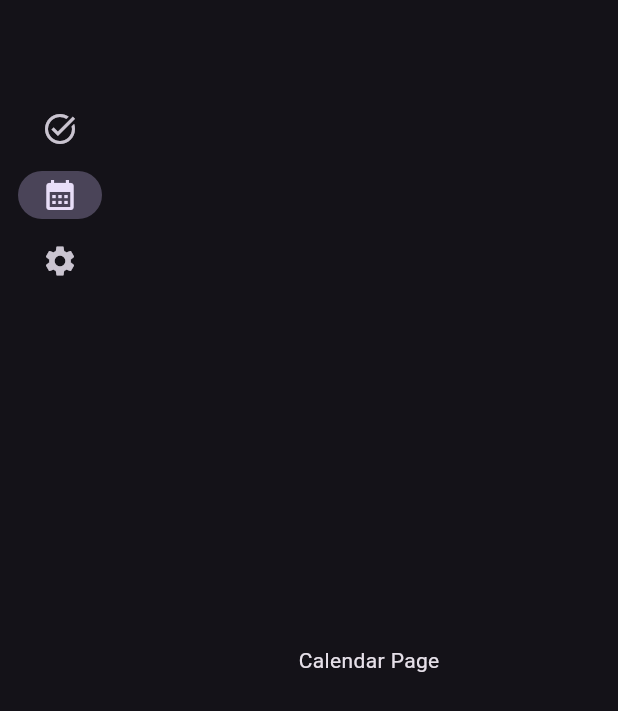
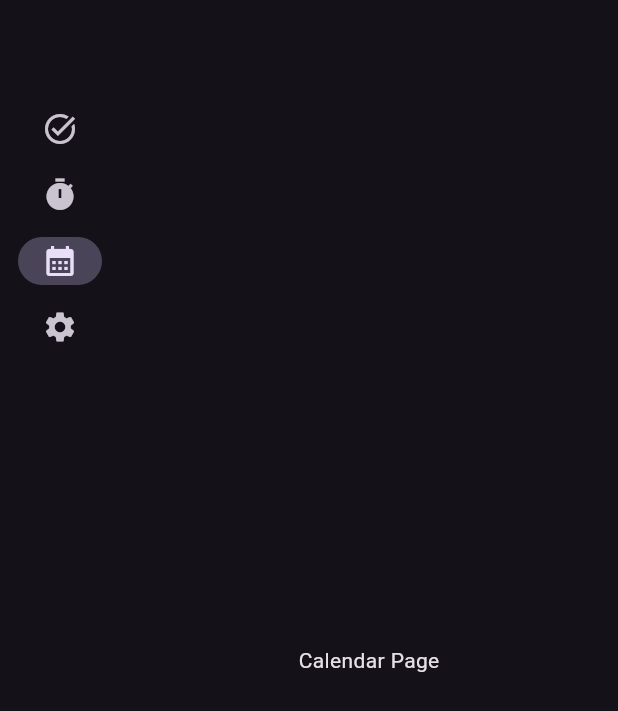
Before and after one commit to vuvic/todo, a Flutter app: the screen it shows after launch, after a tap on "Calendar", on a phone screen of 412 x 824 dp. Shown: the top 711 px of the screen. Run offline on Flutter 3.47's test engine with Material 3 defaults, Android fonts, the phone set to English and light mode, and no system bars.

Commit message:
feat: add a placeholder page for pomodoro timer

```diff
--- /dev/null
+++ b/devtools_options.yaml
@@ -0,0 +1,3 @@
+description: This file stores settings for Dart & Flutter DevTools.
+documentation: https://docs.flutter.dev/tools/devtools/extensions#configure-extension-enablement-states
+extensions:
--- a/lib/main.dart
+++ b/lib/main.dart
@@ -7,7 +7,7 @@ void main() {
   runApp(
     ChangeNotifierProvider(
       create: (context) => TaskProvider(),
-      child: Todo(),
+      child: const Todo(),
     ),
   );
 }
@@ -24,6 +24,7 @@ class _TodoState extends State<Todo> {
 
   final List<Widget> _pages = [
     const UpcomingTasksPage(),
+    const Center(child: Text('Pomodoro Timer Page')),
     const Center(child: Text('Calendar Page')),
     const Center(child: Text('Settings Page')),
   ];
@@ -52,6 +53,10 @@ class _TodoState extends State<Todo> {
                     label: Text("Tasks"),
                   ),
                   NavigationRailDestination(
+                    icon: Icon(Icons.timer),
+                    label: Text("Tasks"),
+                  ),
+                  NavigationRailDestination(
                     icon: Icon(Icons.calendar_month),
                     label: Text("Calendar"),
                   ),
```
